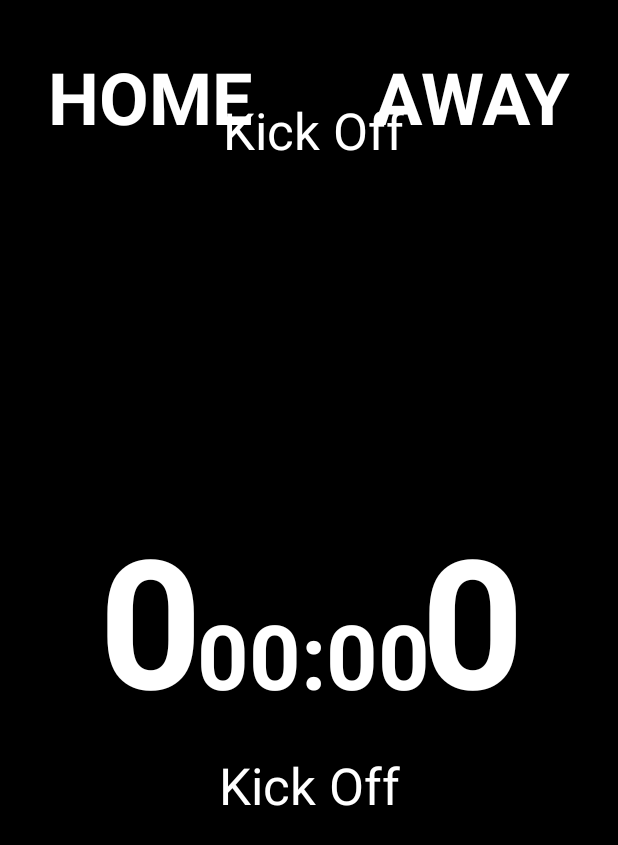
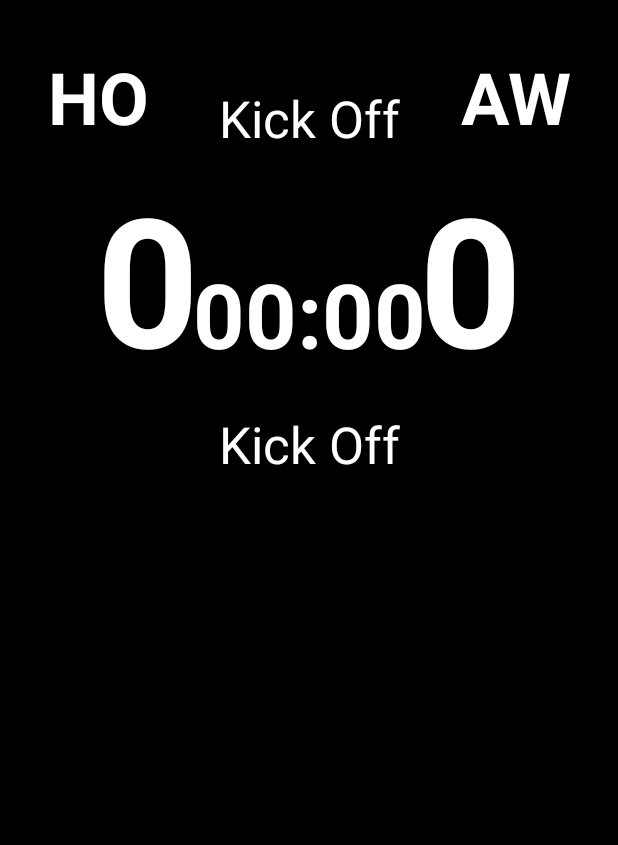
Before and after one commit to elia-crocetta/Scoreboard_Android, an Android app: the layout activity_scoreboard.xml on its own in the app's theme, with its tools: preview values and no code run, on a phone screen of 412 x 824 dp. Shown: the top 845 px of the screen. Run offline under Robolectric (Android 15) with nearby library versions, the phone set to English and light mode, and no system bars.

Commit message:
Fixed constraints; added name of victorious team

```diff
--- a/app/src/main/java/eliapp/scoreboard/ScoreboardActivity.kt
+++ b/app/src/main/java/eliapp/scoreboard/ScoreboardActivity.kt
@@ -334,9 +334,9 @@ class ScoreboardActivity : AppCompatActivity() {
                 soundManager.crowdHalfTime()
                 soundManager.refereeAction(R.raw.end)
                 if (homePointValue > awayPointValue) {
-                    additionalUpTextView.text = getString(R.string.end_game, getString(R.string.home_wins))
+                    additionalUpTextView.text = getString(R.string.end_game, getString(R.string.team_wins, configuration.homeName))
                 } else if (homePointValue < awayPointValue) {
-                    additionalUpTextView.text = getString(R.string.end_game, getString(R.string.away_wins))
+                    additionalUpTextView.text = getString(R.string.end_game, getString(R.string.team_wins, configuration.awayName))
                 } else if (homePointValue == awayPointValue) {
                     additionalUpTextView.text = getString(R.string.end_game, getString(R.string.tie))
                 }
--- a/app/src/main/res/layout/activity_scoreboard.xml
+++ b/app/src/main/res/layout/activity_scoreboard.xml
@@ -12,14 +12,18 @@
 
     <TextView
         android:id="@+id/homeNameTextView"
-        android:layout_width="wrap_content"
+        android:layout_width="0dp"
         android:layout_height="wrap_content"
         android:layout_marginStart="32dp"
         android:layout_marginTop="32dp"
+        android:layout_marginEnd="16dp"
+        android:maxLines="1"
         android:text="@string/home"
         android:textColor="@color/white"
         android:textSize="48sp"
         android:textStyle="bold"
+        app:layout_constraintEnd_toStartOf="@+id/additionalUpTextView"
+        app:layout_constraintHorizontal_bias="0.0"
         app:layout_constraintStart_toStartOf="parent"
         app:layout_constraintTop_toTopOf="parent" />
 
@@ -27,14 +31,14 @@
         android:id="@+id/additionalUpTextView"
         android:layout_width="wrap_content"
         android:layout_height="wrap_content"
-        android:layout_marginTop="32dp"
+        android:layout_marginTop="24dp"
         android:text="@string/kick_off"
         android:textAlignment="center"
         android:textColor="@color/white"
         android:textSize="34sp"
         android:textStyle="normal"
-        app:layout_constraintEnd_toStartOf="@+id/awayNameTextView"
-        app:layout_constraintStart_toEndOf="@+id/homeNameTextView"
+        app:layout_constraintEnd_toEndOf="parent"
+        app:layout_constraintStart_toStartOf="parent"
         app:layout_constraintTop_toTopOf="@+id/homeNameTextView" />
 
     <TextView
@@ -53,29 +57,36 @@
 
     <TextView
         android:id="@+id/awayNameTextView"
-        android:layout_width="wrap_content"
+        android:layout_width="0dp"
         android:layout_height="wrap_content"
+        android:layout_marginStart="16dp"
         android:layout_marginTop="32dp"
         android:layout_marginEnd="32dp"
+        android:maxLines="1"
         android:text="@string/away"
+        android:textAlignment="viewEnd"
         android:textColor="@color/white"
         android:textSize="48sp"
         android:textStyle="bold"
         app:layout_constraintEnd_toEndOf="parent"
+        app:layout_constraintHorizontal_bias="1.0"
+        app:layout_constraintStart_toEndOf="@+id/additionalUpTextView"
         app:layout_constraintTop_toTopOf="parent" />
 
     <TextView
         android:id="@+id/homePointTextView"
         android:layout_width="wrap_content"
-        android:layout_height="wrap_content"
+        android:layout_height="0dp"
+        android:layout_marginStart="32dp"
+        android:layout_marginTop="8dp"
+        android:layout_marginBottom="32dp"
         android:text="@string/zero"
         android:textColor="@color/white"
         android:textSize="120sp"
         android:textStyle="bold"
         app:layout_constraintBottom_toBottomOf="parent"
-        app:layout_constraintEnd_toEndOf="@+id/homeNameTextView"
         app:layout_constraintStart_toStartOf="@+id/homeNameTextView"
-        app:layout_constraintTop_toTopOf="parent" />
+        app:layout_constraintTop_toBottomOf="@+id/homeNameTextView" />
 
     <TextView
         android:id="@+id/timeTextView"
@@ -93,13 +104,15 @@
     <TextView
         android:id="@+id/awayPointTextView"
         android:layout_width="wrap_content"
-        android:layout_height="wrap_content"
+        android:layout_height="0dp"
+        android:layout_marginTop="8dp"
+        android:layout_marginEnd="32dp"
+        android:layout_marginBottom="32dp"
         android:text="@string/zero"
         android:textColor="@color/white"
         android:textSize="120sp"
         android:textStyle="bold"
         app:layout_constraintBottom_toBottomOf="parent"
         app:layout_constraintEnd_toEndOf="@+id/awayNameTextView"
-        app:layout_constraintStart_toStartOf="@+id/awayNameTextView"
-        app:layout_constraintTop_toTopOf="parent" />
+        app:layout_constraintTop_toBottomOf="@+id/awayNameTextView" />
 </androidx.constraintlayout.widget.ConstraintLayout>
--- a/app/src/main/res/values/strings.xml
+++ b/app/src/main/res/values/strings.xml
@@ -26,9 +26,8 @@
     <string name="half_time">Half time</string>
     <string name="end_game">End game\n%1$s</string>
     <string name="extra_time">Extra time</string>
-    <string name="home_wins">Home wins</string>
+    <string name="team_wins">%1$s wins</string>
     <string name="tie">Tie</string>
-    <string name="away_wins">Away wins</string>
     <string name="first_extra_half">1st Extra Half</string>
     <string name="second_extra_half">2nd Extra Half</string>
     <string name="penalties">Penalties</string>
```
